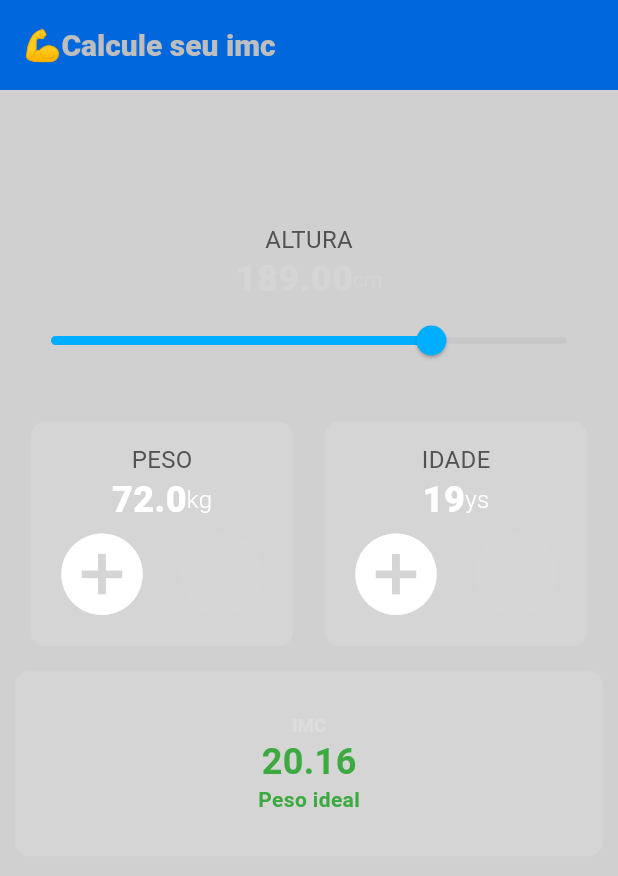
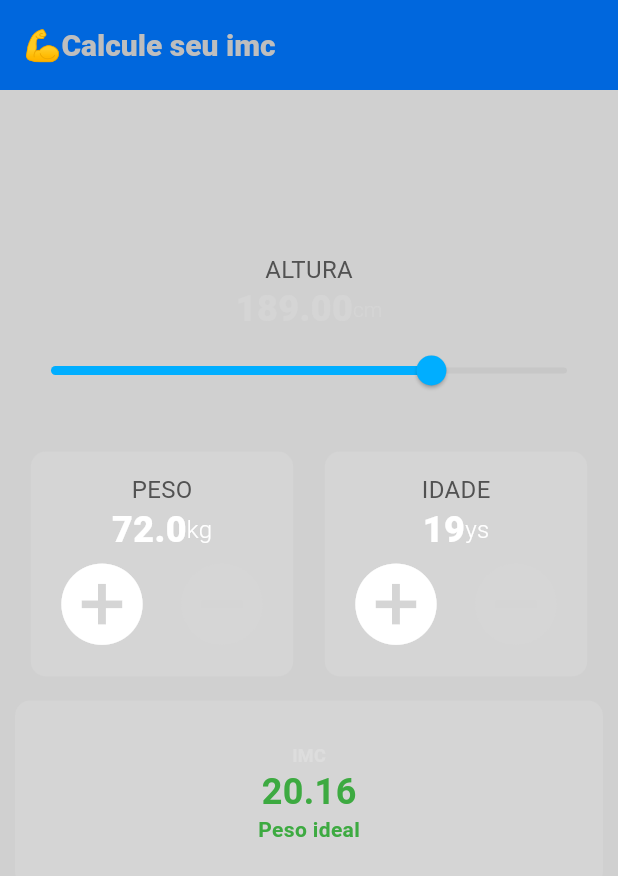
Before and after one commit to felipeollveira/calculadora-de-imc, a Flutter app: the screen it shows after launch, on a phone screen of 412 x 824 dp. Shown: the top 876 px of the screen. Run offline on Flutter 3.47's test engine with Material 3 defaults, Android fonts, the phone set to English and light mode, and no system bars.

Commit message:
accert of sizedbox

```diff
--- a/lib/pages/home_page.dart
+++ b/lib/pages/home_page.dart
@@ -51,9 +51,9 @@ class _HomePage extends State<HomePage> {
       ),
       backgroundColor: Color.fromARGB(64, 68, 68, 68),
 
-      body: Column(
+      body: const Column(
         children: [
-          SizedBox(height: 80),
+          SizedBox(height: 100),
           Padding(
             padding: EdgeInsets.all(10.0),
             child: Center(
```
